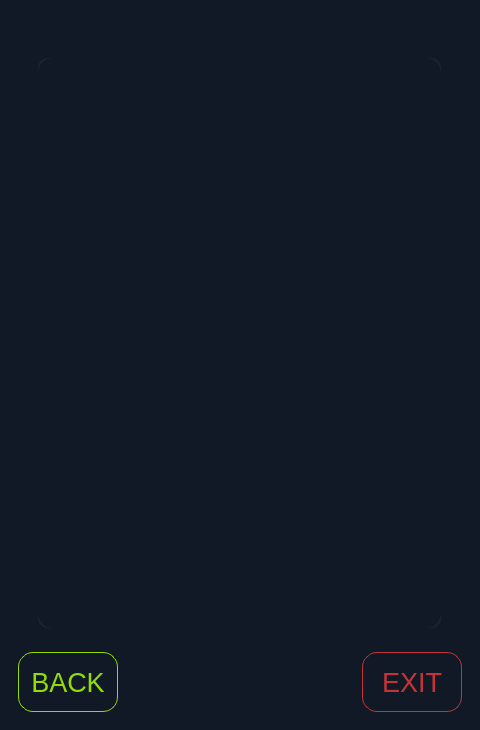
javimarting/px3-app, file app-gui.ui: the form before one commit.
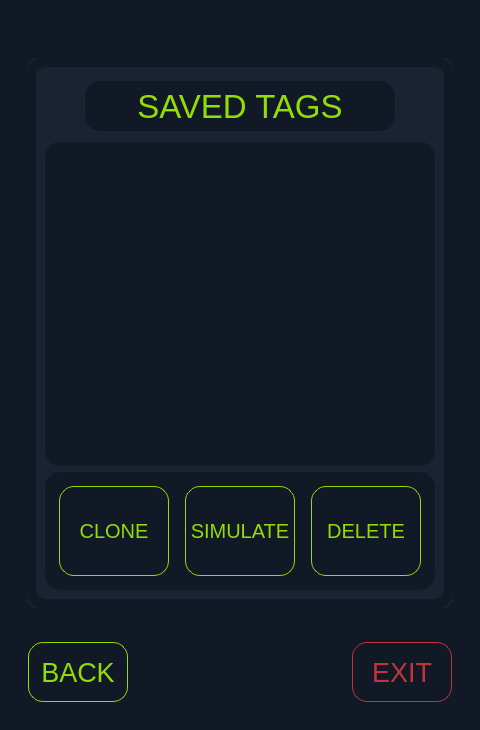
The form after the commit. The open tabs and pages were chosen to show the change. Icons and pictures are not drawn.

Commit message: clone and simulate functionalities

Diff of the .ui file:
```diff
--- a/app-gui.ui
+++ b/app-gui.ui
@@ -465,7 +465,142 @@
             <widget class="QWidget" name="mifareClonePage">
              <layout class="QVBoxLayout" name="verticalLayout_17">
               <item>
-               <layout class="QVBoxLayout" name="verticalLayout_16"/>
+               <widget class="QWidget" name="mifareCloneSimulatePageContainer" native="true">
+                <property name="styleSheet">
+                 <string notr="true">QWidget#mifareCloneSimulatePageContainer {
+background-color: #1a2332;
+border-radius: 10;
+}</string>
+                </property>
+                <layout class="QVBoxLayout" name="verticalLayout_16">
+                 <item>
+                  <widget class="QLabel" name="mifareCloneSimulatePageLabel">
+                   <property name="minimumSize">
+                    <size>
+                     <width>0</width>
+                     <height>60</height>
+                    </size>
+                   </property>
+                   <property name="font">
+                    <font>
+                     <pointsize>25</pointsize>
+                    </font>
+                   </property>
+                   <property name="styleSheet">
+                    <string notr="true">color: #93dd03;
+background-color: #111927;
+border-radius: 15;
+margin: 5px;
+margin-left: 40px;
+margin-right: 40px;</string>
+                   </property>
+                   <property name="text">
+                    <string>SAVED TAGS</string>
+                   </property>
+                   <property name="alignment">
+                    <set>Qt::AlignCenter</set>
+                   </property>
+                  </widget>
+                 </item>
+                 <item>
+                  <widget class="QListView" name="mfTagsListView">
+                   <property name="font">
+                    <font>
+                     <pointsize>15</pointsize>
+                    </font>
+                   </property>
+                   <property name="styleSheet">
+                    <string notr="true">QListView:item {
+padding: 10;
+}</string>
+                   </property>
+                   <property name="alternatingRowColors">
+                    <bool>true</bool>
+                   </property>
+                  </widget>
+                 </item>
+                 <item>
+                  <widget class="QWidget" name="mifareCloneSimulateButtonContainer" native="true">
+                   <property name="minimumSize">
+                    <size>
+                     <width>0</width>
+                     <height>30</height>
+                    </size>
+                   </property>
+                   <property name="styleSheet">
+                    <string notr="true">QPushButton {
+padding: 3;
+margin: 5px;
+}</string>
+                   </property>
+                   <layout class="QHBoxLayout" name="horizontalLayout_5">
+                    <item>
+                     <widget class="QPushButton" name="startCloningButton">
+                      <property name="sizePolicy">
+                       <sizepolicy hsizetype="Preferred" vsizetype="Fixed">
+                        <horstretch>0</horstretch>
+                        <verstretch>0</verstretch>
+                       </sizepolicy>
+                      </property>
+                      <property name="minimumSize">
+                       <size>
+                        <width>120</width>
+                        <height>100</height>
+                       </size>
+                      </property>
+                      <property name="font">
+                       <font>
+                        <pointsize>15</pointsize>
+                       </font>
+                      </property>
+                      <property name="text">
+                       <string>CLONE</string>
+                      </property>
+                     </widget>
+                    </item>
+                    <item>
+                     <widget class="QPushButton" name="startSimulatingButton">
+                      <property name="sizePolicy">
+                       <sizepolicy hsizetype="Preferred" vsizetype="Fixed">
+                        <horstretch>0</horstretch>
+                        <verstretch>0</verstretch>
+                       </sizepolicy>
+                      </property>
+                      <property name="minimumSize">
+                       <size>
+                        <width>120</width>
+                        <height>100</height>
+                       </size>
+                      </property>
+                      <property name="text">
+                       <string>SIMULATE</string>
+                      </property>
+                     </widget>
+                    </item>
+                    <item>
+                     <widget class="QPushButton" name="deleteTagButton">
+                      <property name="sizePolicy">
+                       <sizepolicy hsizetype="Preferred" vsizetype="Fixed">
+                        <horstretch>0</horstretch>
+                        <verstretch>0</verstretch>
+                       </sizepolicy>
+                      </property>
+                      <property name="minimumSize">
+                       <size>
+                        <width>120</width>
+                        <height>100</height>
+                       </size>
+                      </property>
+                      <property name="text">
+                       <string>DELETE</string>
+                      </property>
+                     </widget>
+                    </item>
+                   </layout>
+                  </widget>
+                 </item>
+                </layout>
+               </widget>
               </item>
              </layout>
             </widget>
@@ -980,15 +1115,14 @@
        </size>
       </property>
       <property name="styleSheet">
-       <string notr="true">QWidget#backExitContainer {
+       <string notr="true">.QWidget {
 /*background-color: #1a2332;*/
-padding: 0px;
-margin: 0;
 border-radius: 15;
 }
 QPushButton {
 border-radius: 15;
 background-color: #111927;
+margin: 10px;
 }</string>
       </property>
       <layout class="QHBoxLayout" name="horizontalLayout_3">
@@ -1002,8 +1136,8 @@
         <widget class="QPushButton" name="backButton">
          <property name="minimumSize">
           <size>
-           <width>100</width>
-           <height>60</height>
+           <width>120</width>
+           <height>80</height>
           </size>
          </property>
          <property name="maximumSize">
@@ -1057,8 +1191,8 @@
          </property>
          <property name="minimumSize">
           <size>
-           <width>100</width>
-           <height>60</height>
+           <width>120</width>
+           <height>80</height>
           </size>
          </property>
          <property name="maximumSize">
```
Left out of the diff: 89 changed lines with no effect on the pictures. The commit also changes 5 other files.
